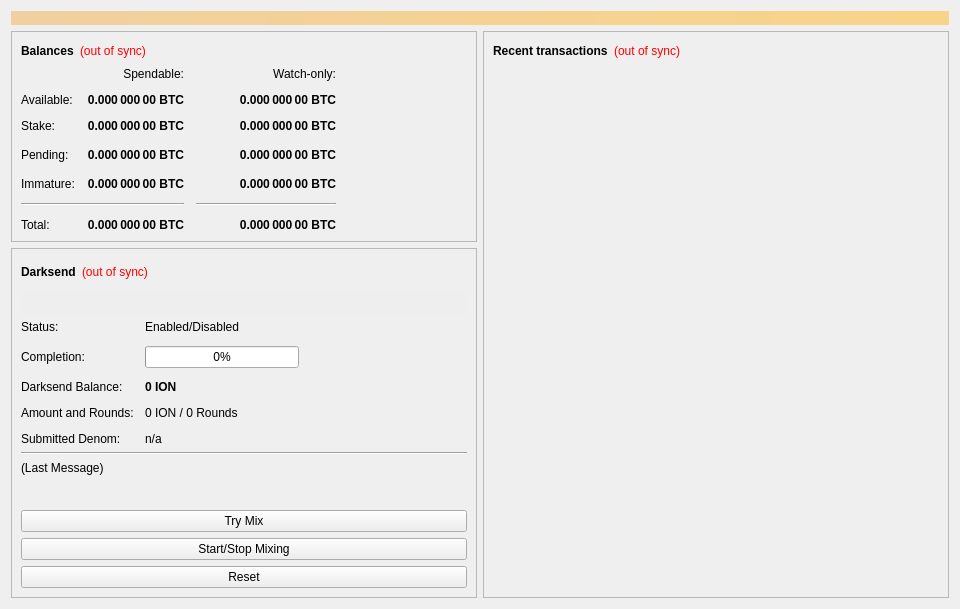
Old version of the form src/qt/forms/overviewpage.ui in the repository willemjez/ion-old.
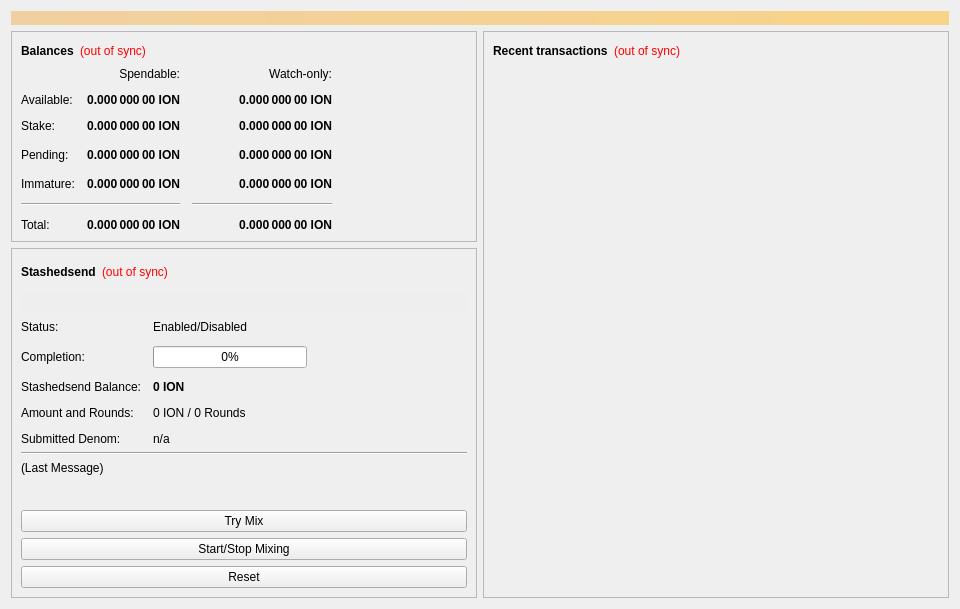
New version of the form.

What changed in the file:
```diff
--- a/src/qt/forms/overviewpage.ui
+++ b/src/qt/forms/overviewpage.ui
@@ -118,7 +118,7 @@
                <string>Unconfirmed transactions to watch-only addresses</string>
               </property>
               <property name="text">
-               <string notr="true">0.000 000 00 BTC</string>
+               <string notr="true">0.000 000 00 ION</string>
               </property>
               <property name="alignment">
                <set>Qt::AlignRight|Qt::AlignTrailing|Qt::AlignVCenter</set>
@@ -143,7 +143,7 @@
                <string>Total of transactions that have yet to be confirmed, and do not yet count toward the spendable balance</string>
               </property>
               <property name="text">
-               <string notr="true">0.000 000 00 BTC</string>
+               <string notr="true">0.000 000 00 ION</string>
               </property>
               <property name="alignment">
                <set>Qt::AlignRight|Qt::AlignTrailing|Qt::AlignVCenter</set>
@@ -168,7 +168,7 @@
                <string>Mined balance in watch-only addresses that has not yet matured</string>
               </property>
               <property name="text">
-               <string notr="true">0.000 000 00 BTC</string>
+               <string notr="true">0.000 000 00 ION</string>
               </property>
               <property name="alignment">
                <set>Qt::AlignRight|Qt::AlignTrailing|Qt::AlignVCenter</set>
@@ -226,7 +226,7 @@
                <string>Mined balance that has not yet matured</string>
               </property>
               <property name="text">
-               <string notr="true">0.000 000 00 BTC</string>
+               <string notr="true">0.000 000 00 ION</string>
               </property>
               <property name="alignment">
                <set>Qt::AlignRight|Qt::AlignTrailing|Qt::AlignVCenter</set>
@@ -271,7 +271,7 @@
                <string>Your current total balance</string>
               </property>
               <property name="text">
-               <string notr="true">0.000 000 00 BTC</string>
+               <string notr="true">0.000 000 00 ION</string>
               </property>
               <property name="alignment">
                <set>Qt::AlignRight|Qt::AlignTrailing|Qt::AlignVCenter</set>
@@ -296,7 +296,7 @@
                <string>Current total balance in watch-only addresses</string>
               </property>
               <property name="text">
-               <string notr="true">0.000 000 00 BTC</string>
+               <string notr="true">0.000 000 00 ION</string>
               </property>
               <property name="alignment">
                <set>Qt::AlignRight|Qt::AlignTrailing|Qt::AlignVCenter</set>
@@ -338,7 +338,7 @@
                <string>Your current spendable balance</string>
               </property>
               <property name="text">
-               <string notr="true">0.000 000 00 BTC</string>
+               <string notr="true">0.000 000 00 ION</string>
               </property>
               <property name="alignment">
                <set>Qt::AlignRight|Qt::AlignTrailing|Qt::AlignVCenter</set>
@@ -370,7 +370,7 @@
                <string>Total of coins that was staked, and do not yet count toward the current balance</string>
               </property>
               <property name="text">
-               <string notr="true">0.000 000 00 BTC</string>
+               <string notr="true">0.000 000 00 ION</string>
               </property>
               <property name="alignment">
                <set>Qt::AlignRight|Qt::AlignTrailing|Qt::AlignVCenter</set>
@@ -395,7 +395,7 @@
                <string>Total of coins that was staked in watch-only addresses, and do not yet count toward the current watch-only balance</string>
               </property>
               <property name="text">
-               <string notr="true">0.000 000 00 BTC</string>
+               <string notr="true">0.000 000 00 ION</string>
               </property>
               <property name="alignment">
                <set>Qt::AlignRight|Qt::AlignTrailing|Qt::AlignVCenter</set>
@@ -420,7 +420,7 @@
                <string>Your current balance in watch-only addresses</string>
               </property>
               <property name="text">
-               <string notr="true">0.000 000 00 BTC</string>
+               <string notr="true">0.000 000 00 ION</string>
               </property>
               <property name="alignment">
                <set>Qt::AlignRight|Qt::AlignTrailing|Qt::AlignVCenter</set>
@@ -487,7 +487,7 @@
                </font>
               </property>
               <property name="text">
-               <string>Darksend</string>
+               <string>Stashedsend</string>
               </property>
              </widget>
             </item>
@@ -994,7 +994,7 @@
             <item row="3" column="0">
              <widget class="QLabel" name="labelAnonymizedText">
               <property name="text">
-               <string>Darksend Balance:</string>
+               <string>Stashedsend Balance:</string>
               </property>
              </widget>
             </item>
```
Left out of the diff: 20 changed lines with no effect on the pictures.
